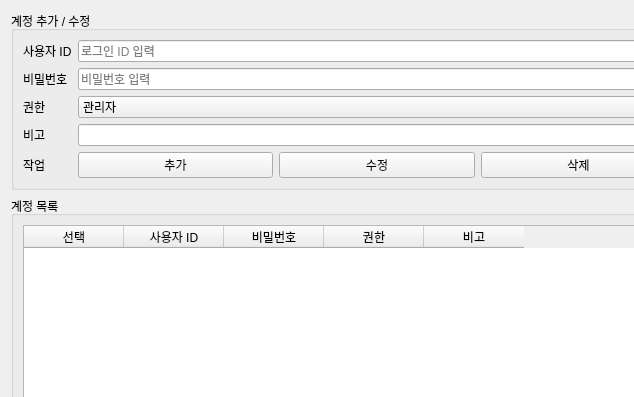
First picture: the form in Hospital_Terminal/account_admin.ui, repository Heo157/Project-Hospital-Autonomous-Wheelchair, before the edit; both pictures show x 0 to 634 and y 0 to 397 of the 900 by 600 pixel window.
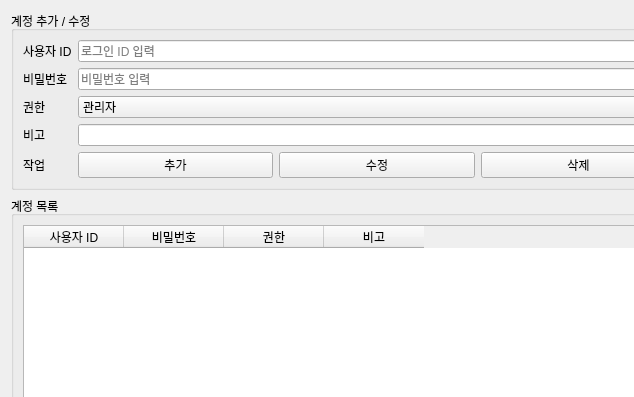
Second picture: the form after the edit.

What changed in the file:
```diff
--- a/Hospital_Terminal/account_admin.ui
+++ b/Hospital_Terminal/account_admin.ui
@@ -138,13 +138,8 @@
          <number>0</number>
         </property>
         <property name="columnCount">
-         <number>5</number>
+         <number>4</number>
         </property>
-        <column>
-         <property name="text">
-          <string>선택</string>
-         </property>
-        </column>
         <column>
          <property name="text">
           <string>사용자 ID</string>
```
